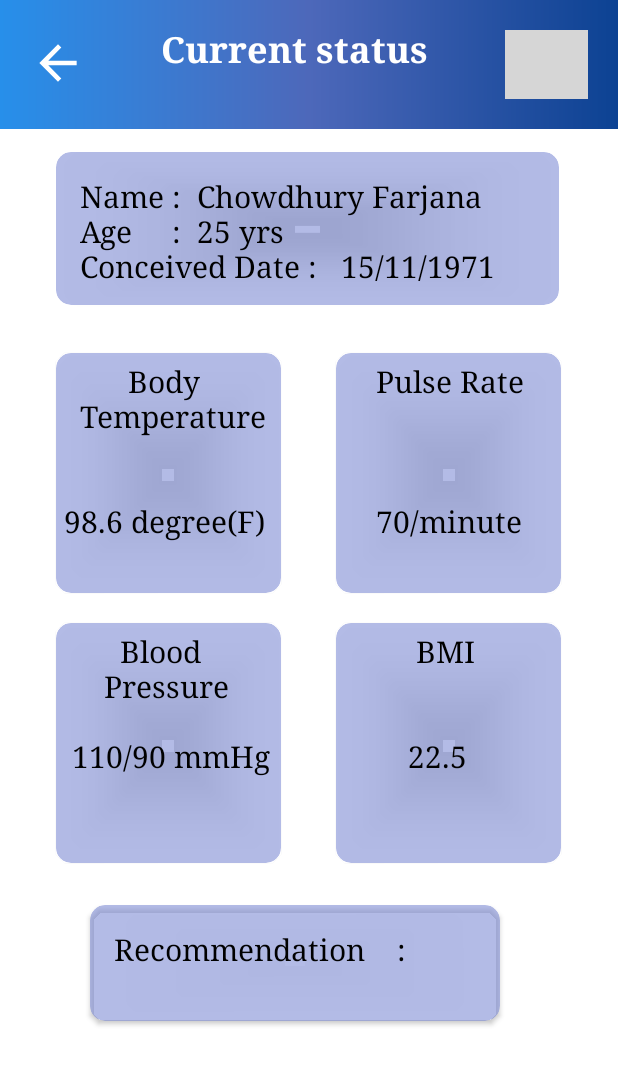
After one commit to zakia1by0/Jononi_App, an Android app: the status_page screen opened directly, with no data from a screen before it, on a phone screen of 412 x 824 dp. The commit adds this screen. Shown: the top 1065 px of the screen. Run offline under Robolectric (Android 15) with nearby library versions, the phone set to English and light mode, and no system bars; grey boxes are pictures that could not be loaded.

Commit message:
profile+status page linked

```diff
--- a/app/src/main/java/com/example/idp_jononi_final_version/MainActivity2.java
+++ b/app/src/main/java/com/example/idp_jononi_final_version/MainActivity2.java
@@ -124,6 +124,11 @@ public class MainActivity2 extends AppCompatActivity {
                         Intent blth = new Intent(MainActivity2.this, Bluetooth.class);
                         startActivity(blth);
                         return true;
+                    case R.id.status_overall:
+                        Toast.makeText(MainActivity2.this, "Status Page...", Toast.LENGTH_SHORT).show();
+                        Intent st = new Intent(MainActivity2.this, status_page.class);
+                        startActivity(st);
+                        return true;
 
 
                     default:
--- /dev/null
+++ b/app/src/main/java/com/example/idp_jononi_final_version/status_page.java
@@ -0,0 +1,36 @@
+package com.example.idp_jononi_final_version;
+
+import androidx.appcompat.app.AppCompatActivity;
+
+import android.content.Intent;
+import android.os.Bundle;
+import android.view.View;
+import android.widget.ImageView;
+
+public class status_page extends AppCompatActivity {
+    ImageView back6,person;
+
+    @Override
+    protected void onCreate(Bundle savedInstanceState) {
+        super.onCreate(savedInstanceState);
+        setContentView(R.layout.activity_status_page);
+        back6=findViewById(R.id.backbutton);
+        person=findViewById(R.id.imageperson);
+        back6.setOnClickListener(new View.OnClickListener() {
+            @Override
+            public void onClick(View view) {
+                Intent intent = new Intent(status_page.this, MainActivity2.class);
+                startActivity(intent);
+            }
+
+        });
+        person.setOnClickListener(new View.OnClickListener() {
+            @Override
+            public void onClick(View view) {
+                Intent intent = new Intent(status_page.this, profilepage.class);
+                startActivity(intent);
+            }
+
+        });
+    }
+}
--- /dev/null
+++ b/app/src/main/res/layout/activity_status_page.xml
@@ -0,0 +1,244 @@
+<?xml version="1.0" encoding="utf-8"?>
+<androidx.constraintlayout.widget.ConstraintLayout xmlns:android="http://schemas.android.com/apk/res/android"
+    xmlns:app="http://schemas.android.com/apk/res-auto"
+    xmlns:tools="http://schemas.android.com/tools"
+    android:layout_width="match_parent"
+    android:layout_height="match_parent"
+    tools:context=".status_page">
+
+    <include
+        android:id="@+id/include2"
+        layout="@layout/toolbar"
+        app:layout_constraintBottom_toTopOf="@+id/card_view1"
+        app:layout_constraintTop_toTopOf="parent"
+        tools:layout_editor_absoluteX="0dp"
+        tools:visibility="visible" />
+
+    <androidx.cardview.widget.CardView
+        android:id="@+id/card_view4"
+        android:layout_width="150dp"
+        android:layout_height="160dp"
+        android:layout_gravity="center"
+        android:layout_marginTop="20dp"
+        android:clickable="true"
+        android:fontFamily="serif"
+        app:cardBackgroundColor="#99818ED6"
+        app:cardCornerRadius="10sp"
+        app:layout_constraintEnd_toStartOf="@+id/card_view5"
+        app:layout_constraintStart_toStartOf="parent"
+        app:layout_constraintTop_toBottomOf="@+id/card_view2"
+        tools:ignore="MissingConstraints">
+
+
+        <TextView
+            android:id="@+id/textView5"
+            android:layout_width="150dp"
+            android:layout_height="160dp"
+            android:layout_margin="5dp"
+            android:fontFamily="serif"
+            android:text="       Blood\n     Pressure\n\n 110/90 mmHg"
+            android:textAppearance="@style/TextAppearance.AppCompat.Large"
+            android:textColor="@color/black"
+            android:textSize="20sp"
+            android:textStyle="normal"
+            app:cornerRadius="20sp" />
+    </androidx.cardview.widget.CardView>
+
+    />
+
+    <androidx.cardview.widget.CardView
+        android:id="@+id/card_view5"
+        android:layout_width="150dp"
+        android:layout_height="160dp"
+        android:layout_gravity="center"
+        android:layout_marginTop="20dp"
+        android:layout_marginEnd="10dp"
+        android:clickable="true"
+        android:fontFamily="serif"
+        app:cardBackgroundColor="#99818ED6"
+        app:cardCornerRadius="10sp"
+        app:layout_constraintEnd_toEndOf="parent"
+        app:layout_constraintHorizontal_bias="0.888"
+        app:layout_constraintStart_toStartOf="parent"
+        app:layout_constraintTop_toBottomOf="@+id/card_view3"
+        tools:ignore="MissingConstraints">
+
+        <TextView
+            android:id="@+id/textView6"
+            android:layout_width="150dp"
+            android:layout_height="160dp"
+            android:layout_margin="5dp"
+            android:fontFamily="serif"
+            android:text="         BMI\n\n\n        22.5"
+            android:textAppearance="@style/TextAppearance.AppCompat.Large"
+            android:textColor="@color/black"
+            android:textSize="20sp"
+            android:textStyle="normal"
+            app:cornerRadius="20sp" />
+    </androidx.cardview.widget.CardView>
+
+    />
+
+    <androidx.cardview.widget.CardView
+        android:id="@+id/card_view2"
+        android:layout_width="150dp"
+        android:layout_height="160dp"
+        android:layout_gravity="center"
+        android:layout_marginTop="32dp"
+        android:clickable="true"
+        android:fontFamily="serif"
+        app:cardBackgroundColor="#99818ED6"
+        app:cardCornerRadius="10sp"
+        app:layout_constraintEnd_toStartOf="@+id/card_view3"
+        app:layout_constraintStart_toStartOf="parent"
+        app:layout_constraintTop_toBottomOf="@+id/card_view1"
+        tools:ignore="MissingConstraints">
+
+        <TextView
+            android:id="@+id/textView2"
+            android:layout_width="150dp"
+            android:layout_height="160dp"
+            android:layout_margin="5dp"
+            android:layout_marginStart="50dp"
+            android:layout_marginTop="80dp"
+            android:fontFamily="serif"
+            android:text="        Body\n  Temperature\n\n\n98.6 degree(F)"
+            android:textAppearance="@style/TextAppearance.AppCompat.Large"
+            android:textColor="@color/black"
+            android:textSize="20sp"
+            android:textStyle="normal"
+            app:cornerRadius="20sp" />
+
+    </androidx.cardview.widget.CardView>
+
+    <!--    <TextView-->
+    <!--        android:id="@+id/Jononi"-->
+    <!--        android:layout_width="wrap_content"-->
+    <!--        android:layout_height="wrap_content"-->
+    <!--        android:layout_marginTop="30dp"-->
+    <!--        android:fontFamily="serif"-->
+    <!--        android:text="Jononi"-->
+    <!--        android:textAppearance="@style/TextAppearance.AppCompat.Large"-->
+    <!--        android:textColor="#FC0C6CC0"-->
+    <!--        android:textSize="20sp"-->
+    <!--        android:textStyle="bold"-->
+    <!--        app:cornerRadius="20sp"-->
+    <!--        app:layout_constraintStart_toEndOf="@+id/imageView"-->
+    <!--        app:layout_constraintTop_toTopOf="parent"-->
+    <!--        tools:ignore="MissingConstraints" />-->
+
+    <TextView
+        android:id="@+id/statusTextView"
+        android:layout_width="wrap_content"
+        android:layout_height="wrap_content"
+        android:layout_margin="16dp"
+        android:layout_marginStart="50dp"
+        android:layout_marginTop="32dp"
+        android:layout_marginEnd="50dp"
+        android:fontFamily="serif"
+        android:text="Current status"
+        android:textAppearance="@style/TextAppearance.AppCompat.Large"
+        android:textColor="@color/white"
+        android:textSize="24sp"
+        android:textStyle="bold"
+        app:cornerRadius="20sp"
+        app:layout_constraintEnd_toEndOf="parent"
+        app:layout_constraintHorizontal_bias="0.452"
+        app:layout_constraintStart_toStartOf="parent"
+        app:layout_constraintTop_toTopOf="parent" />
+
+    <androidx.cardview.widget.CardView
+        android:id="@+id/card_view1"
+        android:layout_width="335dp"
+        android:layout_height="102dp"
+        android:layout_gravity="center"
+        android:layout_marginTop="52dp"
+        android:layout_marginEnd="10dp"
+        android:clickable="true"
+        android:fontFamily="serif"
+        app:cardBackgroundColor="#99818ED6"
+        app:cardCornerRadius="10sp"
+        app:layout_constraintEnd_toEndOf="parent"
+        app:layout_constraintHorizontal_bias="0.56"
+        app:layout_constraintStart_toStartOf="parent"
+        app:layout_constraintTop_toBottomOf="@+id/statusTextView"
+        tools:ignore="MissingConstraints">
+
+        <TextView
+            android:id="@+id/textView"
+            android:layout_width="307dp"
+            android:layout_height="wrap_content"
+            android:layout_margin="16dp"
+            android:fontFamily="serif"
+            android:text="Name :  Chowdhury Farjana\nAge     :  25 yrs\nConceived Date :   15/11/1971"
+            android:textAppearance="@style/TextAppearance.AppCompat.Large"
+            android:textColor="@color/black"
+            android:textSize="20sp"
+            android:textStyle="normal"
+            app:cornerRadius="20sp" />
+    </androidx.cardview.widget.CardView>
+
+    <androidx.cardview.widget.CardView
+        android:id="@+id/card_view3"
+        android:layout_width="150dp"
+        android:layout_height="160dp"
+        android:layout_gravity="center"
+        android:layout_marginTop="32dp"
+        android:layout_marginEnd="10dp"
+        android:clickable="true"
+        android:fontFamily="serif"
+        app:cardBackgroundColor="#99818ED6"
+        app:cardCornerRadius="10sp"
+        app:layout_constraintEnd_toEndOf="parent"
+        app:layout_constraintHorizontal_bias="0.888"
+        app:layout_constraintStart_toStartOf="parent"
+        app:layout_constraintTop_toBottomOf="@+id/card_view1"
+        tools:ignore="MissingConstraints">
+
+        <TextView
+            android:id="@+id/textView4"
+            android:layout_width="150dp"
+            android:layout_height="160dp"
+            android:layout_margin="5dp"
+            android:fontFamily="serif"
+            android:text="    Pulse Rate\n\n\n\n    70/minute"
+            android:textAppearance="@style/TextAppearance.AppCompat.Large"
+            android:textColor="@color/black"
+            android:textSize="20sp"
+            android:textStyle="normal"
+            app:cornerRadius="20sp" />
+    </androidx.cardview.widget.CardView>
+
+    <androidx.cardview.widget.CardView
+        android:id="@+id/recommendation"
+        android:layout_width="273dp"
+        android:layout_height="77dp"
+        android:layout_gravity="center"
+        android:layout_marginTop="400dp"
+        android:layout_marginEnd="10dp"
+        android:clickable="true"
+        android:fontFamily="serif"
+        app:cardBackgroundColor="#99818ED6"
+        app:cardCornerRadius="10sp"
+        app:layout_constraintEnd_toEndOf="parent"
+        app:layout_constraintHorizontal_bias="0.468"
+        app:layout_constraintStart_toStartOf="parent"
+        app:layout_constraintTop_toBottomOf="@+id/card_view1"
+        tools:ignore="MissingConstraints">
+
+        <TextView
+            android:id="@+id/recom"
+            android:layout_width="237dp"
+            android:layout_height="53dp"
+            android:layout_margin="16dp"
+            android:fontFamily="serif"
+            android:text="Recommendation    :  "
+            android:textAppearance="@style/TextAppearance.AppCompat.Large"
+            android:textColor="@color/black"
+            android:textSize="20sp"
+            android:textStyle="normal"
+            app:cornerRadius="20sp" />
+    </androidx.cardview.widget.CardView>
+
+
+</androidx.constraintlayout.widget.ConstraintLayout>
--- a/app/src/main/res/menu/sidemenu.xml
+++ b/app/src/main/res/menu/sidemenu.xml
@@ -15,6 +15,11 @@
             <item
                 android:id="@+id/profile"
                 android:title="Profile"
+                android:icon="@drawable/ic_baseline_person_24">
+            </item>
+            <item
+                android:id="@+id/status_overall"
+                android:title="Status"
                 android:icon="@drawable/ic_baseline_person_24">
             </item>
             <item
```
Also changed, not shown: app/src/main/AndroidManifest.xml (+13 -12 lines).
